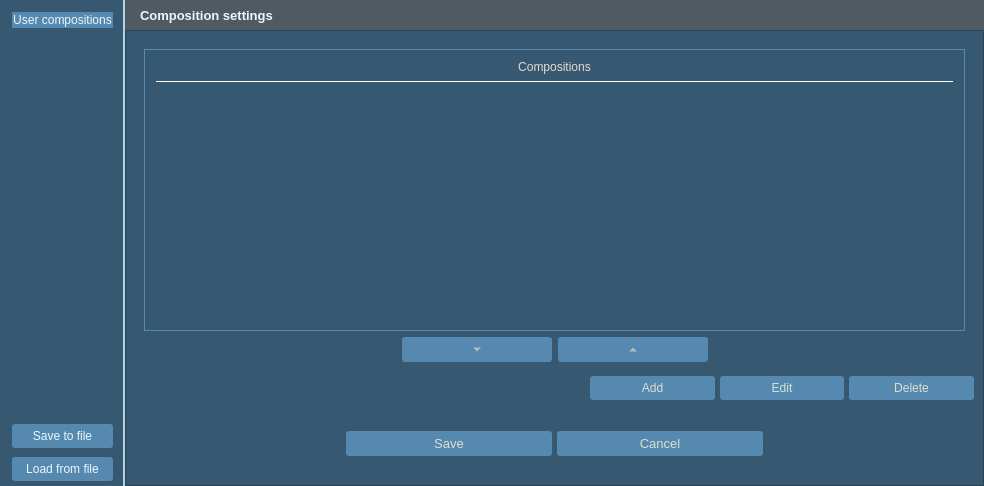
First picture: the form in Kompozycje/dodaj_kompozycje.ui, repository GIAPspzoo/GIAP_PolaMap_lite, before the edit.
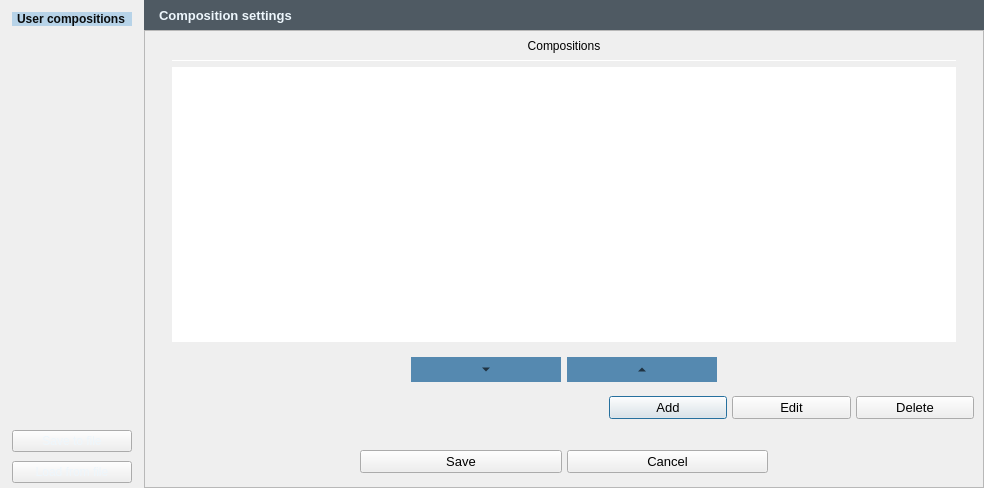
Second picture: the form after the edit. Icons and pictures are not drawn.

```diff
--- a/Kompozycje/dodaj_kompozycje.ui
+++ b/Kompozycje/dodaj_kompozycje.ui
@@ -13,7 +13,7 @@
     <x>0</x>
     <y>0</y>
     <width>984</width>
-    <height>486</height>
+    <height>488</height>
    </rect>
   </property>
   <property name="sizePolicy">
@@ -39,443 +39,7 @@
     <normaloff>:/plugins/GIAP-giap_layout/icons/giap_logo.png</normaloff>:/plugins/GIAP-giap_layout/icons/giap_logo.png</iconset>
   </property>
   <property name="styleSheet">
-   <string notr="true">* {
-background-color: #365871;
-selection-background-color:  #5589B0;
-color:#E0DECF;
-font: 10pt &quot;Segoe UI&quot;;
-}
-QLabel{
-font: 10pt &quot;Segoe UI&quot;;
-color:#E0DECF;
-}
-
-
-QScrollBar:horizontal {
-    height: 15px;
-}
-QScrollBar::handle:horizontal {
-    background: #5589B0;
-    border-radius: 5px;
-    width: 10px;
-    margin: 2px 0 2px 0;
-}
-QScrollBar::add-line:horizontal, QScrollBar::sub-line:horizontal  {
-    border: 1px solid #365871;
-    background: #365871;
-    width: 12px;
-}
- QScrollBar:vertical {
-     width: 15px;
- }
- QScrollBar::handle:vertical {
-     background: #5589B0;
-     height: 10px;
-     border-radius: 5px;
-         margin: 0px 2px 0px 2px;
- }
- QScrollBar::add-line:vertical{
-    border: 1px solid #365871;
-     background: #365871;
-     height: 12px;
- }
-
- QScrollBar::sub-line:vertical {
-      border: 1px solid #365871;
-     background: #365871;
-     height: 12px;
- }
-
-QAbstractScrollArea::corner {
- border: 1px solid #365871;
-width: 0px;
-height: 0px;
-}
-QProgressBar {
-    border: 2px solid #263B4E;
-    border-radius: 5px;
-}
-
-QCheckBox::indicator:disabled {
-background-color: #465A68;}
-
-QLineEdit, QTextEdit{
-color:#E0DECF;
-min-height: 20px;
-border: 1px solid;
-border-radius: 3px;
-border-color: #263c4e;
-background-color: #263c4e;
-}
-
-QLineEdit:focus{
-border: solid;
-border-style: solid;
-border-width: 1px;
-border-color: #E0DECF;
-}
-
-QPushButton {
-padding: 5px;
-border: none;
-border-width: 1px;
-border-radius: 3px;
-background-color: #5589B0;
-}
-QPushButton:checked {
-background-color: #5589B0;
-border: solid;
-border-width: 1px;
-border-color: #5589B0;
-}
-
-QPushButton:pressed {
-background-color: #5589B0;
-border: solid;
-border-width: 1px;
-border-color:#5589B0;
-}
-QPushButton:hover {
-background-color: #5589B0;
-border-radius: 3px;
-border: solid;
-border-style: solid;
-border-width: 1px;
-border-color: #E0DECF;
-}
-
-QToolButton {
-border: none;
-border-width: 0px;
-border-radius: 3px;
-background-color: none;
-}
-
-QToolButton:checked {
-background-color:#5589B0;
-border-radius: 3px;
-border: solid;
-border-width: 1px;
-border-color: #5589B0;
-}
-QToolButton:hover {
-background-color: #5589B0;
-border-radius: 3px;
-border: solid;
-border-width: 1px;
-border-color: #E0DECF;
-}
-
-
-QToolButton:pressed {
-background-color:#5589B0;
-border: solid;
-border-width: 1px;
-border-color: #5589B0;
-}
-
-QToolButton::menu, QToolButton::menu-button {
-background-color: #263C4E;
-border: solid;
-border-width: 1px;
-border-color: #5589B0;
-}
-QMenuBar {
-selection-background-color:  #5589B0;
-}
-QMenu{
-border: 1px solid #263c4e;
-
-}
-
-QMenu::item:selected {
-background-color:  #5589B0;
-}
-
-QHeaderView::section {
-    background-color: #5589B0;
-    color: #E0DECF;
-    padding-left: 4px;
-    border: 1px solid #4F5A63;
-}
-
-QHeaderView::section:checked
-{
-    background-color: #5589B0;
-}
-
-QComboBox{
-min-height: 26px;
-}
-
-QComboBox QListView{
-selection-background-color:  #5589B0;
-    color: #E0DECF;
-     border: 1px solid #263c4e;
-}
-
-QComboBox:disabled {
-background-color: #465A68;
-color: black;
-}
-
-QComboBox:editable {
-border: 0px solid #5589B0;
-border-radius: 3px;
-background-color: #263c4e;
-padding: 0px 0px 0px 3px;
-}
-
-QComboBox:editable:focus{
-border: solid;
-border-style: solid;
-border-width: 1px;
-border-color: #E0DECF;
-}
-
-QComboBox:!editable {
-border: 0px solid #5589B0;
-border-radius: 3px;
-background-color: #263c4e;
-padding:0px 3px 0px 3px;
-}
-
-QComboBox:!editable:on {
-background-color: #263c4e;
-border: solid;
-border-width: 1px;
-border-color: #365871;
-padding:0px 5px 0px 3px;
-}
-
-QComboBox::drop-down {
-border-left: solid;
-border-width: 0px;
-background-color: #263c4e;
-border-radius: 3px;
-}
-QComboBox::drop-down:editable:on {
-background-color:#263c4e;
-border: solid;
-border-width: 1px;
-border-color: #263c4e;
-}
-
-QComboBox::drop-down:!editable:on {
-background-color: #263c4e;
-}
-
-QComboBox::down-arrow {
-        image:  url(:/plugins/GIAP-PolaMap/icons/branch-open.png);
-    width: 18px;
-    height: 28px;
-}
-
-QComboBox::down-arrow:hover, QComboBox::down-arrow:pressed{
-border: solid;
-border-width: 0px;
-border-color: #E0DECF;
-border-radius: 3px;
-margin:0px 3px 0px -1px;
-}
-
-QToolTip {
-color:#E0DECF;
-	font: 10pt &quot;Segoe UI&quot;;
-font-weight: normal;
-border-style: double;
-border: 1px;
-border-radius: 3px;
-background-color:#4F5A63;
-}
-
-Line{
-color: 1px solid #E0DECF;
-}
-
-QTabBar::tab {
-padding: 2px;
-color: #E0DECF;
-}
-QTabWidget::tab-bar {
-    left: 5px;
-}
-QTabWidget::pane {
-border: 1px solid #365871;
-border-top: 1px solid #5589B0;
-}
-
-QTabBar::tab:selected, QTabBar::tab:hover, QTabBar::tab:!selected:hover {
-font-weight: 450;
-padding: 3px;
-border-top: 1px solid #365871;
-border-right: 0px solid #E0DECF;
-border-left: 0px solid #E0DECF;
-border-bottom: 3px solid #E0DECF;
-margin-bottom: 2px;
-background: #5589B0;
-}
-
-QTabBar::tab:!selected {
-font-weight: 450;
-color: #E0DECF;
-border: 2px solid #365871;
-margin-bottom: 2px;
-padding: 3px;
-}
-
-QTreeView {
-    border: 1px solid;
-    border-color: #5589B0;
-    margin: 2px;
-   show-decoration-selected: 1;
-}
-
-QTreeView::item,
-QTreeView::branch {
-    color: #E0DECF;
-     padding: 2px;
-}
-
-QTreeView:branch:hover,
-QTreeView:item:hover
-{
-    background-color: #5589B0;
-}
-
-QTreeView:branch:selected,
-QTreeView:item:selected
-{
-    background-color: #5589B0;
-    color: #E0DECF;
-}
-
-QTreeView::branch:has-children:!has-siblings:closed,
-QTreeView::branch:closed:has-children:has-siblings {
-        border-image: none;
-        image: url(:/plugins/GIAP-PolaMap/icons/branch-closed.png);
-}
-
-QTreeView::branch:open:has-children:!has-siblings,
-QTreeView::branch:open:has-children:has-siblings  {
-        border-image: none;
-        image:  url(:/plugins/GIAP-PolaMap/icons/branch-open.png);
-}
-
-QProgressBar {
-    border: 2px solid #365871;
-    background-color: #365871;
-    border-radius: 3px;
-    text-align: center;
-    color: #E0DECF;
-}
-
-QProgressBar::chunk {
-    background-color: #5589B0;
-}
-QSpinBox, QDoubleSpinBox,
-QSpinBox:editable,
-QSpinBox:hover,
-QSpinBox:pressed,
-QDoubleSpinBox:editable,
-QDoubleSpinBox:hover,
-QDoubleSpinBox:pressed {
-    border: 1px solid;
-    border-radius: 3px;
-    border-color: #263c4e;
-background-color: #263c4e;
-}
-QSpinBox:focus, QDoubleSpinBox:focus {
-border-style: solid;
-border-width: 0px;
-border-color: #E0DECF;
-}
-QSpinBox:disabled, QDoubleSpinBox:disabled {
-  border: none;
-  border-bottom: 1px solid #263c4e;
-  border-radius: 0;
-  background: #263c4e;
-  color: #000000;
-}
-QSpinBox::up-button, QDoubleSpinBox::up-button{
-  subcontrol-origin: border;
-  subcontrol-position: top right;
-  border: 0px solid #E0DECF;
-  border-radius: 3;
-  background: #263c4e;
-}
-
-QSpinBox::down-button, QDoubleSpinBox::down-button {
-  subcontrol-origin: border;
-  subcontrol-position: bottom right;
-  border: 0px solid #E0DECF;
-  border-radius: 3;
-  background: #263c4e;
-}
-QSpinBox::down-button:hover, QDoubleSpinBox::down-button:hover, QSpinBox::up-button:hover, QDoubleSpinBox::up-button:hover {
-border: solid;
-border-width: 1px;
-border-color: #E0DECF;
-}
-
-QSpinBox::up-arrow:disabled,
-QSpinBox::up-arrow:off {
-  image: none;
-}
-
-QSpinBox::down-arrow:disabled,
-QSpinBox::down-arrow:off,
- QDoubleSpinBox::down-arrow:disabled,
-QDoubleSpinBox::down-arrow:off{
-  image: none;
-}
-
-QTableView {
-    selection-background-color: #5589B0;
-}
-
-QGroupBox {
-    border-top: 1px solid #E0DECF;
-    margin-top: 5ex;
-}
-QGroupBox::title {
-    subcontrol-origin: margin;
-    padding: 0 5px;
-    }
-
-QDockWidget {
-    border: 10px solid lightgray;
-
-}
-
-QTableView, QListView
-        {
-            gridline-color:#4F5A63;
-            color: #E0DECF;
-            alternate-background-color: #4F5A63;
-            selection-background-color: #5589B0;
-            border: 1px solid #5589B0;
-        }
-QTableView::item, QListView::item
-        {
-            color: #E0DECF;
-        }
-QTableView::item:hover, QListView::item:hover
-        {
-            color: #E0DECF;
-            background: #5589B0;
-            selection-background-color: #5589B0;
-        }
-QTableView::item:focus, QListView::item:focus
-        {
-            color: #E0DECF;
-            background: #263B4E;
-        }
-QTableView::item:selected, QListView::item:selected
-        {
-            color: #E0DECF;
-            background-color: #5589B0;
-        }</string>
+   <string notr="true"/>
   </property>
   <property name="locale">
    <locale language="English" country="UnitedKingdom"/>
@@ -618,22 +182,9 @@
           <enum>QFrame::Raised</enum>
          </property>
          <layout class="QGridLayout" name="gridLayout_44">
-          <item row="2" column="0">
-           <spacer name="verticalSpacer">
-            <property name="orientation">
-             <enum>Qt::Vertical</enum>
-            </property>
-            <property name="sizeType">
-             <enum>QSizePolicy::Fixed</enum>
-            </property>
-            <property name="sizeHint" stdset="0">
-             <size>
-              <width>0</width>
-              <height>15</height>
-             </size>
-            </property>
-           </spacer>
-          </item>
+          <property name="topMargin">
+           <number>0</number>
+          </property>
           <item row="0" column="0">
            <widget class="QFrame" name="frame_6">
             <property name="frameShape">
@@ -731,52 +282,15 @@
                 <bool>false</bool>
                </property>
                <layout class="QGridLayout" name="gridLayout_43">
+                <property name="topMargin">
+                 <number>0</number>
+                </property>
                 <item row="0" column="0">
                  <widget class="QFrame" name="frame_2">
                   <property name="styleSheet">
                    <string notr="true">QFrame {
-background-color: #365871;
-selection-background-color:  #5589B0;
-font: 10pt &quot;Segoe UI&quot;;
-padding: 2px;
-border: 1px solid #5589B0;
-}
-QLabel{
-font: 12pt &quot;Segoe UI&quot;;
-color:#E0DECF;
-}
-
-QScrollBar:horizontal {
-    height: 15px;
-}
-QScrollBar::handle:horizontal {
-    background: #5589B0;
-    border-radius: 5px;
-    width: 10px;
-    margin: 2px 0 2px 0;
-}
-
- QScrollBar:vertical {
-     width: 15px;
- }
- QScrollBar::handle:vertical {
-     background: #5589B0;
-     height: 10px;
-     border-radius: 5px;
-	 margin: 0px 2px 0px 2px;
- }
- QScrollBar::add-line:vertical{
-border: 1px solid #365871;
-     background:#365871;
-     height: 12px;
- }
-
- QScrollBar::sub-line:vertical {
-border: 1px solid #365871;
-     background: #365871;
-     height: 12px;
- }
-</string>
+border: 0px solid #5589B0;
+}</string>
                   </property>
                   <property name="frameShape">
                    <enum>QFrame::StyledPanel</enum>
@@ -813,10 +327,14 @@
                    <item>
                     <widget class="QTableView" name="tableView">
                      <property name="styleSheet">
-                      <string notr="true">QTableView {
-border: 0px;
-color: #0A0C0D;
-}</string>
+                      <string notr="true">QTableView, QListView
+        {
+            gridline-color:#4F5A63;
+            color: #E0DECF;
+            alternate-background-color: #4F5A63;
+            selection-background-color: #5589B0;
+            border: 0px solid #5589B0;
+        }</string>
                      </property>
                      <property name="editTriggers">
                       <set>QAbstractItemView::NoEditTriggers</set>
@@ -1089,10 +607,11 @@
       <item>
        <widget class="QLabel" name="pushButton_side">
         <property name="styleSheet">
-         <string notr="true">background-color: #5589B0;
-border: solid;
-border-width: 1px;
-border-color:#5589B0;</string>
+         <string notr="true">   background-color: #b7d3e8;
+   color: #0A0C0D;
+   font-weight: bold;
+   padding-left: 5px;
+   padding-right: 5px;</string>
         </property>
         <property name="text">
          <string>User compositions</string>
```
